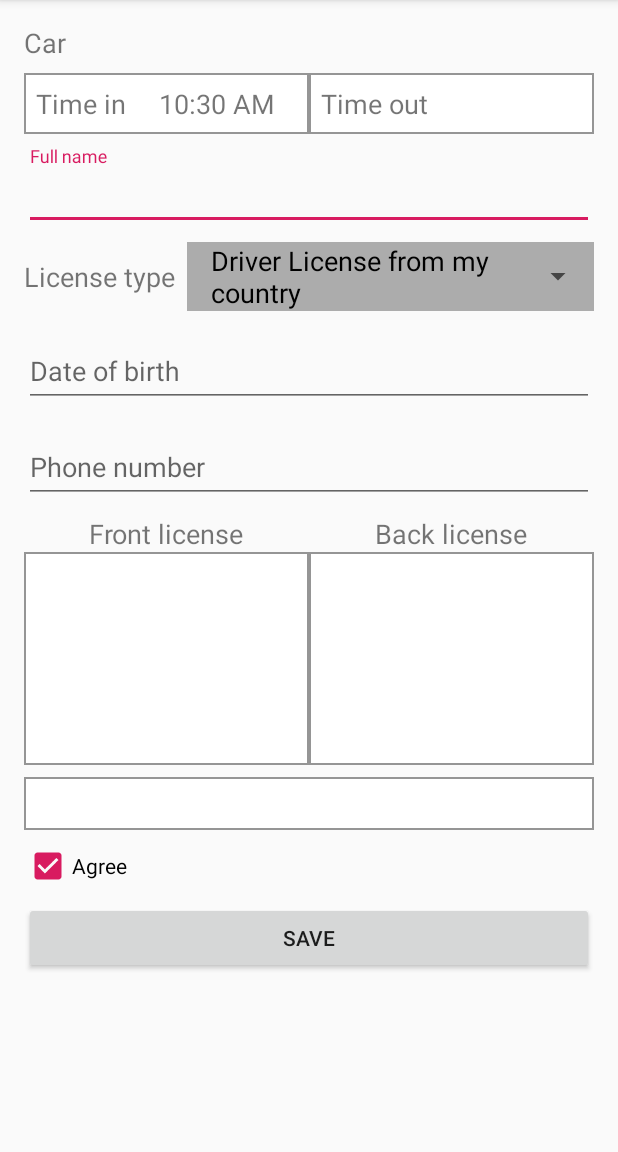
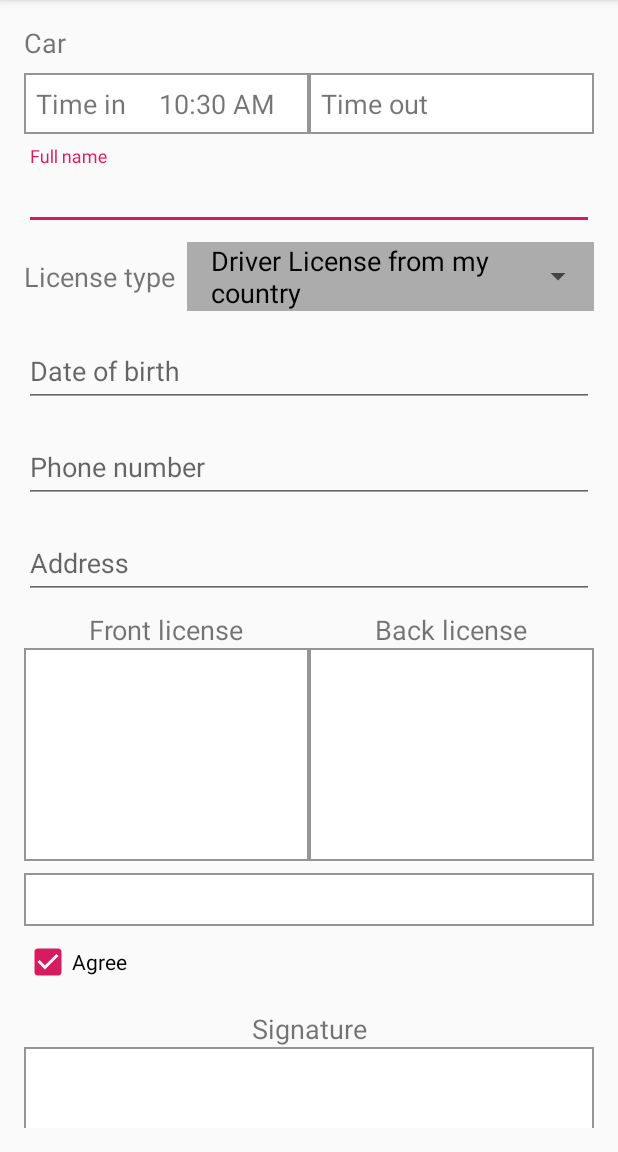
Before and after one commit to mypower119/courtesycar, an Android app: the AddContractFragment screen opened directly, with no data from a screen before it, after a tap on an icon or button, on a phone screen of 412 x 824 dp, the part 84-1236 px from its top. Run offline under Robolectric (Android 15) with nearby library versions, the phone set to English and light mode, and no system bars; our stand-ins replace ButterKnife, Room's generated code; libraries missing offline, so code that uses them is left out: android.arch.persistence, rx.functions, rx.schedulers; 2 statements that could not run were skipped; 1 other tap on this screen came first.

Commit message:
+ thêm signature + Thêm trường address, imagePath Signature + Xóa hình khi xóa contract + Thêm cập nhật trạng thái khi update contract : đang mượn hoặc đã trả

```diff
--- a/app/build.gradle
+++ b/app/build.gradle
@@ -6,8 +6,8 @@ android {
         applicationId "vn.mtouch.courtesycar"
         minSdkVersion 16
         targetSdkVersion 28
-        versionCode 3
-        versionName "3.0"
+        versionCode 5
+        versionName "5.0"
         testInstrumentationRunner "android.support.test.runner.AndroidJUnitRunner"
     }
     buildTypes {
@@ -60,4 +60,6 @@ dependencies {
 
     //event bus
     implementation 'org.greenrobot:eventbus:3.1.1'
+
+    implementation 'com.github.gcacace:signature-pad:1.2.1'
 }
--- a/app/src/main/AndroidManifest.xml
+++ b/app/src/main/AndroidManifest.xml
@@ -28,11 +28,12 @@
                 <category android:name="android.intent.category.LAUNCHER" />
             </intent-filter>
         </activity>
-        <activity android:name=".presentation.features.ui_utils.TransferActivity"></activity>
+        <activity android:name=".presentation.features.ui_utils.TransferActivity" />
         <activity
             android:name="com.journeyapps.barcodescanner.CaptureActivity"
             android:screenOrientation="fullSensor"
             tools:replace="screenOrientation" />
+        <activity android:name=".presentation.features.signature.SignatureActivity"></activity>
     </application>
 
 </manifest>
--- a/app/src/main/java/vn/mtouch/courtesycar/data/db/local/room/CarDao.java
+++ b/app/src/main/java/vn/mtouch/courtesycar/data/db/local/room/CarDao.java
@@ -37,4 +37,7 @@ public interface CarDao {
 
     @Query("SELECT * from car where id = :id")
     CarDBO findCarById(long id);
+
+    @Query("SELECT * from car where code like :carCode and name like :carName")
+    CarDBO findCarByCarCodeAndName(String carCode, String carName);
 }
--- a/app/src/main/java/vn/mtouch/courtesycar/data/db/local/room/CourtesyCarDatabase.java
+++ b/app/src/main/java/vn/mtouch/courtesycar/data/db/local/room/CourtesyCarDatabase.java
@@ -17,7 +17,7 @@ import vn.mtouch.courtesycar.data.db.model.roomdb.CarDBO;
  * @since 11/29/18
  */
 
-@Database(entities = {BorrowContractDBO.class, CarDBO.class}, version = 2)
+@Database(entities = {BorrowContractDBO.class, CarDBO.class}, version = 5)
 public abstract class CourtesyCarDatabase extends RoomDatabase {
 
     public abstract BorrowContractDao getBorrowContractDao();
--- a/app/src/main/java/vn/mtouch/courtesycar/data/db/local/room/Mappers.java
+++ b/app/src/main/java/vn/mtouch/courtesycar/data/db/local/room/Mappers.java
@@ -23,6 +23,7 @@ public class Mappers {
             carModel.setCarName(dbo.carName);
             carModel.setQrCode(dbo.qrCode);
             carModel.setId(dbo.id);
+            carModel.setStatus(dbo.status);
         }
 
         return carModel;
@@ -32,11 +33,11 @@ public class Mappers {
         BorrowContractModel contract = new BorrowContractModel();
 
         if (dbo != null) {
-            contract = new BorrowContractModel(
+            contract = new BorrowContractModel (
                     dbo.id, dbo.carName, dbo.carCode,
                     dbo.timeIn, dbo.timeOut, dbo.fullName, dbo.dateOfBirth,
                     dbo.phoneNumber, dbo.state, dbo.licenseType,
-                    dbo.qrCode, dbo.pathFrontLicense, dbo.pathBackLicense);
+                    dbo.qrCode, dbo.pathFrontLicense, dbo.pathBackLicense, dbo.pathSignature, dbo.address);
         }
         return contract;
     };
--- a/app/src/main/java/vn/mtouch/courtesycar/data/db/local/room/RoomDataManager.java
+++ b/app/src/main/java/vn/mtouch/courtesycar/data/db/local/room/RoomDataManager.java
@@ -23,6 +23,7 @@ import vn.mtouch.courtesycar.data.db.model.roomdb.CarDBO;
 import vn.mtouch.courtesycar.data.prefs.ConstantsPrefs;
 import vn.mtouch.courtesycar.data.prefs.SharePreferenceManager;
 import vn.mtouch.courtesycar.utils.ConvertUtil;
+import vn.mtouch.courtesycar.utils.ImageUtils;
 import vn.mtouch.courtesycar.utils.SimpleCompletableSubscriber;
 
 /**
@@ -65,6 +66,8 @@ public class RoomDataManager {
             //database.execSQL("CREATE TABLE friend_requests(id INTEGER PRIMARY KEY AUTOINCREMENT, total_friend_requests INTEGER)");
             database.execSQL("ALTER TABLE borrow_contract ADD COLUMN path_front_license TEXT");
             database.execSQL("ALTER TABLE borrow_contract ADD COLUMN path_back_license TEXT");
+            database.execSQL("ALTER TABLE borrow_contract ADD COLUMN path_signature TEXT");
+            database.execSQL("ALTER TABLE borrow_contract ADD COLUMN address TEXT");
         }
     };
 
@@ -144,6 +147,7 @@ public class RoomDataManager {
             carDBO.carName = carModel.getCarName();
             carDBO.carCode = carModel.getCarCode();
             carDBO.qrCode = carModel.getQrCode();
+            carDBO.status = carModel.getStatus();
             mCarDao.insertCar(carDBO);
         });
     }
@@ -151,10 +155,19 @@ public class RoomDataManager {
     public Completable asyncSaveContract(final BorrowContractModel contract) {
         return Completable.fromAction(() -> {
             BorrowContractDBO contractDBO = new BorrowContractDBO();
+            CarDBO carDBO = mCarDao.findCarByCarCodeAndName(contract.getCarCode(), contract.getCarName());
             if(contract.getTimeOut() != null) {
                 contract.setState(BorrowContractModel.STATE_RETURNED);
+                if(carDBO != null) {
+                    carDBO.status = CarModel.STATUS_NOT_BORROW;
+                    mCarDao.updateCar(carDBO);
+                }
             } else {
                 contract.setState(BorrowContractModel.STATE_NEW_BORROW);
+                if(carDBO != null) {
+                    carDBO.status = CarModel.STATUS_BORROWING;
+                    mCarDao.updateCar(carDBO);
+                }
             }
             contractDBO.carName = contract.getCarName();
             contractDBO.carCode = contract.getCarCode();
@@ -164,10 +177,12 @@ public class RoomDataManager {
             contractDBO.fullName = contract.getFullName();
             contractDBO.dateOfBirth = contract.getDateOfBirth();
             contractDBO.phoneNumber = contract.getPhoneNumber();
+            contractDBO.address = contract.getAddress();
             contractDBO.state = contract.getState();
             contractDBO.licenseType = contract.getLicenseType();
             contractDBO.pathBackLicense = contract.getPathBackLicense();
             contractDBO.pathFrontLicense = contract.getPathFrontLicense();
+            contractDBO.pathSignature = contract.getPathSignature();
             mBorrowContractDao.insertBorrowContract(contractDBO);
         });
     }
@@ -175,10 +190,19 @@ public class RoomDataManager {
     public Completable asyncUpdateContract(final BorrowContractModel contract) {
         return Completable.fromAction(() -> {
             BorrowContractDBO contractDBO = mBorrowContractDao.findContactById(contract.getId());
+            CarDBO carDBO = mCarDao.findCarByCarCodeAndName(contract.getCarCode(), contract.getCarName());
             if(contract.getTimeOut() != null) {
                 contract.setState(BorrowContractModel.STATE_RETURNED);
+                if(carDBO != null) {
+                    carDBO.status = CarModel.STATUS_NOT_BORROW;
+                    mCarDao.updateCar(carDBO);
+                }
             } else {
                 contract.setState(BorrowContractModel.STATE_NEW_BORROW);
+                if(carDBO != null) {
+                    carDBO.status = CarModel.STATUS_BORROWING;
+                    mCarDao.updateCar(carDBO);
+                }
             }
             contractDBO.carName = contract.getCarName();
             contractDBO.carCode = contract.getCarCode();
@@ -188,10 +212,12 @@ public class RoomDataManager {
             contractDBO.fullName = contract.getFullName();
             contractDBO.dateOfBirth = contract.getDateOfBirth();
             contractDBO.phoneNumber = contract.getPhoneNumber();
+            contractDBO.address = contract.getAddress();
             contractDBO.state = contract.getState();
             contractDBO.licenseType = contract.getLicenseType();
             contractDBO.pathBackLicense = contract.getPathBackLicense();
             contractDBO.pathFrontLicense = contract.getPathFrontLicense();
+            contractDBO.pathSignature = contract.getPathSignature();
             mBorrowContractDao.updateBorrowContract(contractDBO);
         });
     }
@@ -202,6 +228,7 @@ public class RoomDataManager {
             carDBO.carName = carModel.getCarName();
             carDBO.qrCode = carModel.getQrCode();
             carDBO.carCode = carModel.getCarCode();
+            carDBO.status = carModel.getStatus();
             mCarDao.updateCar(carDBO);
         });
     }
@@ -221,7 +248,12 @@ public class RoomDataManager {
             @Override
             public void call() {
                 BorrowContractDBO carDBO = mBorrowContractDao.findContactById(id);
-                mBorrowContractDao.deleteBorrowContract(carDBO);
+                if(carDBO != null) {
+                    ImageUtils.deleteImage(carDBO.pathBackLicense);
+                    ImageUtils.deleteImage(carDBO.pathFrontLicense);
+                    ImageUtils.deleteImage(carDBO.pathSignature);
+                    mBorrowContractDao.deleteBorrowContract(carDBO);
+                }
             }
         });
     }
--- a/app/src/main/java/vn/mtouch/courtesycar/data/db/model/roomdb/BorrowContractDBO.java
+++ b/app/src/main/java/vn/mtouch/courtesycar/data/db/model/roomdb/BorrowContractDBO.java
@@ -61,4 +61,10 @@ public class BorrowContractDBO {
     @ColumnInfo(name = "path_back_license")
     public String pathBackLicense;
 
+    @ColumnInfo(name = "path_signature")
+    public String pathSignature;
+
+    @ColumnInfo(name = "address")
+    public String address;
+
 }
--- a/app/src/main/java/vn/mtouch/courtesycar/data/db/model/roomdb/CarDBO.java
+++ b/app/src/main/java/vn/mtouch/courtesycar/data/db/model/roomdb/CarDBO.java
@@ -25,4 +25,7 @@ public class CarDBO {
 
     @ColumnInfo(name = "qr_code")
     public String qrCode;
+
+    @ColumnInfo(name = "status")
+    public Integer status;
 }
--- a/app/src/main/java/vn/mtouch/courtesycar/presentation/features/add_contract/AddContractFragment.java
+++ b/app/src/main/java/vn/mtouch/courtesycar/presentation/features/add_contract/AddContractFragment.java
@@ -4,7 +4,6 @@ import android.app.Activity;
 import android.arch.lifecycle.ViewModelProviders;
 import android.content.Intent;
 import android.graphics.Bitmap;
-import android.graphics.BitmapFactory;
 import android.os.AsyncTask;
 import android.os.Build;
 import android.os.Bundle;
@@ -29,9 +28,6 @@ import android.widget.Toast;
 
 import com.google.gson.Gson;
 
-import java.io.BufferedInputStream;
-import java.io.FileNotFoundException;
-import java.io.InputStream;
 import java.text.DateFormat;
 import java.util.ArrayList;
 import java.util.Calendar;
@@ -48,6 +44,7 @@ import vn.mtouch.courtesycar.data.db.model.CarModel;
 import vn.mtouch.courtesycar.data.db.model.LicenseModel;
 import vn.mtouch.courtesycar.data.prefs.ConstantsPrefs;
 import vn.mtouch.courtesycar.presentation.custom_view.CustomFontTextView;
+import vn.mtouch.courtesycar.presentation.features.signature.SignatureActivity;
 import vn.mtouch.courtesycar.utils.ConvertUtil;
 import vn.mtouch.courtesycar.utils.DialogUtils;
 import vn.mtouch.courtesycar.utils.ImageUtils;
@@ -64,6 +61,8 @@ public class AddContractFragment extends Fragment {
     EditText edtDateOfBirth;
     @BindView(R.id.edt_phone_number)
     EditText edtPhoneNumber;
+    @BindView(R.id.edt_address)
+    EditText edtAddress;
     @BindView(R.id.cb_agree)
     CheckBox cbAgree;
     @BindView(R.id.btn_save)
@@ -87,6 +86,8 @@ public class AddContractFragment extends Fragment {
     ImageView imgFrontLicenseDiploma;
     @BindView(R.id.back_license_diploma)
     ImageView imgBackLicenseDiploma;
+    @BindView(R.id.img_signature)
+    ImageView imgSignature;
 
     private static final String EXTRA_CONTRACT = "EXTRA_CONTRACT";
     private static final String EXTRA_IS_CREATE = "EXTRA_IS_CREATE";
@@ -160,12 +161,14 @@ public class AddContractFragment extends Fragment {
             edtFullName.setText(ConvertUtil.convertObjectToString(contractModel.getFullName()));
             edtDateOfBirth.setText(ConvertUtil.convertObjectToString(contractModel.getDateOfBirth()));
             edtPhoneNumber.setText(ConvertUtil.convertObjectToString(contractModel.getPhoneNumber()));
+            edtAddress.setText(ConvertUtil.convertObjectToString(contractModel.getAddress()));
             new AsyncTask<Void, Void, List<Bitmap>>() {
                 @Override
                 protected List<Bitmap> doInBackground(Void... voids) {
                     ArrayList<Bitmap> bitmaps = new ArrayList<>();
                     bitmaps.add(ImageUtils.getBitmap(contractModel.getPathBackLicense()));
                     bitmaps.add(ImageUtils.getBitmap(contractModel.getPathFrontLicense()));
+                    bitmaps.add(ImageUtils.getBitmap(contractModel.getPathSignature()));
                     return bitmaps;
                 }
 
@@ -175,6 +178,7 @@ public class AddContractFragment extends Fragment {
                     if(bitmaps.size() >= 2) {
                         imgBackLicenseDiploma.setImageBitmap(bitmaps.get(0));
                         imgFrontLicenseDiploma.setImageBitmap(bitmaps.get(1));
+                        imgSignature.setImageBitmap(bitmaps.get(2));
                     }
                 }
             }.execute();
@@ -271,6 +275,7 @@ public class AddContractFragment extends Fragment {
             showErrorToast("must to agree contract");
             return false;
         }
+
         return true;
     }
 
@@ -287,16 +292,24 @@ public class AddContractFragment extends Fragment {
                 return;
             }
             try {
-                InputStream inputStream = getActivity().getContentResolver().openInputStream(data.getData());
-                BufferedInputStream bufferedInputStream = new BufferedInputStream(inputStream);
-                Bitmap bmp = BitmapFactory.decodeStream(bufferedInputStream);
+//                InputStream inputStream = getActivity().getContentResolver().openInputStream(data.getData());
+//                BufferedInputStream bufferedInputStream = new BufferedInputStream(inputStream);
+//                Bitmap bmp = BitmapFactory.decodeStream(bufferedInputStream);
+                if(requestCode == SIGNATURE) {
+                    String imageName = data.getStringExtra("imageName");
+                    imgSignature.setImageBitmap(ImageUtils.getBitmap(imageName));
+                    contractModel.setPathSignature(imageName);
+                } else {
+                    Bitmap bmp = (Bitmap) data.getExtras().get("data");
+                    //bmp = Bitmap.createScaledBitmap(bmp, 80, 80, false);
 
-                if (requestCode == PICK_IMAGE_FRONT) {
-                    imgFrontLicenseDiploma.setImageBitmap(bmp);
-                } else if (requestCode == PICK_IMAGE_BACK) {
-                    imgBackLicenseDiploma.setImageBitmap(bmp);
+                    if (requestCode == PICK_IMAGE_FRONT) {
+                        imgFrontLicenseDiploma.setImageBitmap(bmp);
+                    } else if (requestCode == PICK_IMAGE_BACK) {
+                        imgBackLicenseDiploma.setImageBitmap(bmp);
+                    }
                 }
-            } catch (FileNotFoundException e) {
+            } catch (Exception e) {
                 e.printStackTrace();
             }
         }
@@ -305,19 +318,29 @@ public class AddContractFragment extends Fragment {
     AsyncTask<Void, Void, Void> mAsyncTask;
     public static final int PICK_IMAGE_FRONT = 101;
     public static final int PICK_IMAGE_BACK = 102;
+    public static final int SIGNATURE = 103;
 
     private void setupEvent() {
+        imgSignature.setOnClickListener(v -> {
+            startActivityForResult(SignatureActivity.getCallingActivity(getActivity()), SIGNATURE);
+        });
         imgBackLicenseDiploma.setOnClickListener(v -> {
-            Intent intent = new Intent();
-            intent.setType("image/*");
-            intent.setAction(Intent.ACTION_GET_CONTENT);
-            startActivityForResult(Intent.createChooser(intent, "Select Picture"), PICK_IMAGE_BACK);
+//            Intent intent = new Intent();
+//            intent.setType("image/*");
+//            intent.setAction(Intent.ACTION_GET_CONTENT);
+//            startActivityForResult(Intent.createChooser(intent, "Select Picture"), PICK_IMAGE_BACK);
+
+            Intent intent = new Intent("android.media.action.IMAGE_CAPTURE");
+            startActivityForResult(intent, PICK_IMAGE_BACK);
         });
         imgFrontLicenseDiploma.setOnClickListener(v -> {
-            Intent intent = new Intent();
-            intent.setType("image/*");
-            intent.setAction(Intent.ACTION_GET_CONTENT);
-            startActivityForResult(Intent.createChooser(intent, "Select Picture"), PICK_IMAGE_FRONT);
+//            Intent intent = new Intent();
+//            intent.setType("image/*");
+//            intent.setAction(Intent.ACTION_GET_CONTENT);
+//            startActivityForResult(Intent.createChooser(intent, "Select Picture"), PICK_IMAGE_FRONT);
+
+            Intent intent = new Intent("android.media.action.IMAGE_CAPTURE");
+            startActivityForResult(intent, PICK_IMAGE_FRONT);
         });
         btnSave.setOnClickListener(v -> {
             if (isValidInput()) {
@@ -331,14 +354,15 @@ public class AddContractFragment extends Fragment {
                         contractModel.setFullName(edtFullName.getText().toString());
                         contractModel.setDateOfBirth(edtDateOfBirth.getText().toString());
                         contractModel.setPhoneNumber(edtPhoneNumber.getText().toString());
+                        contractModel.setAddress(edtAddress.getText().toString());
 
                         Bitmap bmpBack = ImageUtils.convertImageViewToBitmap(imgBackLicenseDiploma);
                         Bitmap bmpFront = ImageUtils.convertImageViewToBitmap(imgFrontLicenseDiploma);
 
                         if(bmpBack != null && bmpFront != null) {
                             long timestamp = System.currentTimeMillis();
-                            String fileNameFront = timestamp + "";
-                            String fileNameBack = (timestamp + 1) + "";
+                            String fileNameFront = "front_" + timestamp + ""  + ".png";
+                            String fileNameBack = "back_" + timestamp + ""  + ".png";
 
                             contractModel.setPathBackLicense(fileNameBack);
                             contractModel.setPathFrontLicense(fileNameFront);
--- a/app/src/main/java/vn/mtouch/courtesycar/presentation/features/list_car/CarDiffCallback.java
+++ b/app/src/main/java/vn/mtouch/courtesycar/presentation/features/list_car/CarDiffCallback.java
@@ -19,6 +19,7 @@ public class CarDiffCallback extends DiffUtil.Callback {
     public static final String KEY_NAME = "name";
     public static final String KEY_CODE = "code";
     public static final String KEY_QR_CODE = "qr_code";
+    public static final String KEY_STATUS = "status";
     List<CarModel> mOldCars;
     List<CarModel> mNewCars;
 
@@ -64,6 +65,9 @@ public class CarDiffCallback extends DiffUtil.Callback {
         if(!newCar.getQrCode().equals(oldCar.getQrCode())) {
             bundleDiff.putString(KEY_QR_CODE, newCar.getQrCode());
         }
+        if(newCar.getStatus() != oldCar.getStatus()) {
+            bundleDiff.putInt(KEY_QR_CODE, newCar.getStatus());
+        }
         if(bundleDiff.size() == 0) {
             return null;
         }
--- a/app/src/main/java/vn/mtouch/courtesycar/presentation/features/list_contract/ContractFragment.java
+++ b/app/src/main/java/vn/mtouch/courtesycar/presentation/features/list_contract/ContractFragment.java
@@ -16,6 +16,7 @@ import android.support.v7.widget.SearchView;
 import android.view.LayoutInflater;
 import android.view.View;
 import android.view.ViewGroup;
+import android.widget.ImageView;
 import android.widget.Toast;
 
 import com.google.zxing.integration.android.IntentIntegrator;
@@ -34,6 +35,7 @@ import vn.mtouch.courtesycar.data.db.model.BorrowContractModel;
 import vn.mtouch.courtesycar.data.db.model.CarModel;
 import vn.mtouch.courtesycar.data.db.model.roomdb.BorrowContractDBO;
 import vn.mtouch.courtesycar.presentation.features.list_car.ListCarFragment;
+import vn.mtouch.courtesycar.presentation.features.signature.SignatureActivity;
 import vn.mtouch.courtesycar.presentation.features.ui_utils.TransferActivity;
 import vn.mtouch.courtesycar.utils.AndroidUtilities;
 
--- a/app/src/main/res/layout/add_contract_fragment.xml
+++ b/app/src/main/res/layout/add_contract_fragment.xml
@@ -3,6 +3,7 @@
     xmlns:tools="http://schemas.android.com/tools"
     android:layout_width="match_parent"
     android:layout_height="match_parent"
+    xmlns:app="http://schemas.android.com/apk/res-auto"
     android:orientation="vertical"
     android:padding="@dimen/activity_horizontal_margin"
     tools:context=".presentation.features.add_contract.AddContractFragment">
@@ -170,6 +171,20 @@
                 android:hint="@string/phone_number" />
         </android.support.design.widget.TextInputLayout>
 
+        <android.support.design.widget.TextInputLayout
+            android:layout_marginTop="8dp"
+            android:layout_width="match_parent"
+            android:layout_height="wrap_content">
+
+            <EditText
+                android:inputType="text"
+                android:id="@+id/edt_address"
+                style="@style/editTextStyle"
+                android:layout_width="match_parent"
+                android:layout_height="wrap_content"
+                android:hint="@string/address" />
+        </android.support.design.widget.TextInputLayout>
+
         <include layout="@layout/context_capture_license"/>
 
         <WebView
@@ -192,6 +207,21 @@
             android:layout_width="wrap_content"
             android:layout_height="wrap_content" />
 
+        <vn.mtouch.courtesycar.presentation.custom_view.CustomFontTextView
+            android:layout_marginTop="@dimen/activity_horizontal_margin"
+            style="@style/textViewStyle"
+            android:layout_width="match_parent"
+            android:layout_height="wrap_content"
+            android:gravity="center"
+            android:text="@string/signature" />
+
+        <ImageView
+            android:contentDescription="@string/signature"
+            android:id="@+id/img_signature"
+            android:layout_width="match_parent"
+            android:layout_height="200dp"
+            android:background="@drawable/bother_background_text" />
+
         <Button
             android:layout_marginTop="8dp"
             android:id="@+id/btn_save"
--- a/app/src/main/res/values/colors.xml
+++ b/app/src/main/res/values/colors.xml
@@ -3,5 +3,7 @@
     <color name="colorPrimary">#008577</color>
     <color name="colorPrimaryDark">#00574B</color>
     <color name="colorAccent">#d81b60</color>
+    <color name="colorBorrowing">#5cd81b60</color>
     <color name="cardViewGrey">#acacac</color>
+    <color name="white">#FFFFFF</color>
 </resources>
--- a/app/src/main/res/values/strings.xml
+++ b/app/src/main/res/values/strings.xml
@@ -45,5 +45,7 @@
     <string name="back_license">Back license</string>
     <string name="in_progress">in progress</string>
     <string name="customer_name_phone">Customer name, phone number</string>
+    <string name="signature">Signature</string>
+    <string name="address">Address</string>
 
 </resources>
```
Also changed, not shown: app/src/main/java/vn/mtouch/courtesycar/data/db/model/BorrowContractModel.java (+21 -1 lines), app/src/main/java/vn/mtouch/courtesycar/data/db/model/CarModel.java (+22 -8 lines), app/src/main/java/vn/mtouch/courtesycar/presentation/features/list_car/CarsAdapter.java (+12 -0 lines), app/src/main/java/vn/mtouch/courtesycar/presentation/features/signature/SignatureActivity.java (added, +86 -0 lines), app/src/main/java/vn/mtouch/courtesycar/utils/ImageUtils.java (+20 -0 lines), app/src/main/res/layout/activity_signature.xml (added, +47 -0 lines).
